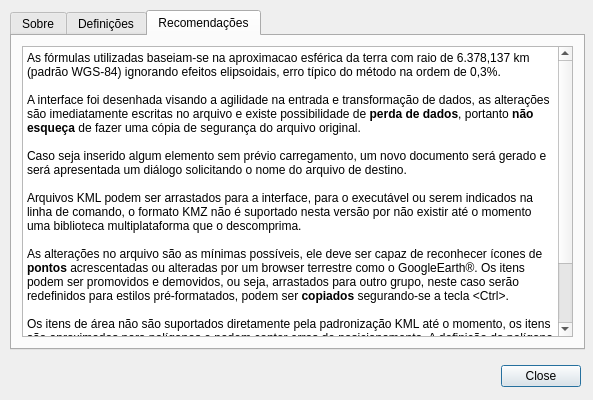
Qt form dialogs/aboutdialog.ui (cragapito/qtkamal) before a commit.
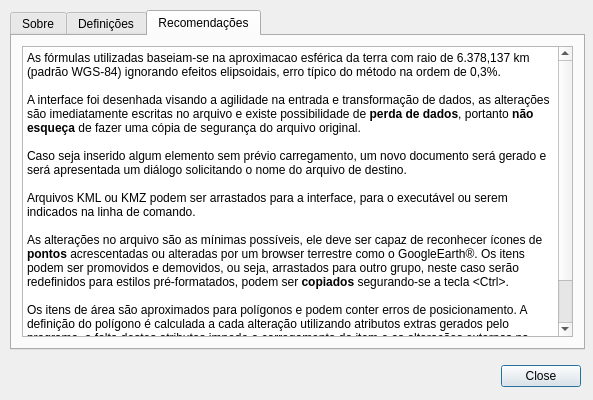
The same form after that commit. The open tabs and pages were chosen to show the change. Icons and pictures are not drawn.

```diff
--- a/dialogs/aboutdialog.ui
+++ b/dialogs/aboutdialog.ui
@@ -218,11 +218,11 @@
 &lt;p style=&quot;-qt-paragraph-type:empty; margin-top:0px; margin-bottom:0px; margin-left:0px; margin-right:0px; -qt-block-indent:0; text-indent:0px; font-family:'Sans Serif';&quot;&gt;&lt;br /&gt;&lt;/p&gt;
 &lt;p style=&quot; margin-top:0px; margin-bottom:0px; margin-left:0px; margin-right:0px; -qt-block-indent:0; text-indent:0px;&quot;&gt;&lt;span style=&quot; font-family:'Sans Serif';&quot;&gt;Caso seja inserido algum elemento sem prévio carregamento, um novo documento será gerado e será apresentada um diálogo solicitando o nome do arquivo de destino.&lt;/span&gt;&lt;/p&gt;
 &lt;p style=&quot;-qt-paragraph-type:empty; margin-top:0px; margin-bottom:0px; margin-left:0px; margin-right:0px; -qt-block-indent:0; text-indent:0px; font-family:'Sans Serif';&quot;&gt;&lt;br /&gt;&lt;/p&gt;
-&lt;p style=&quot; margin-top:0px; margin-bottom:0px; margin-left:0px; margin-right:0px; -qt-block-indent:0; text-indent:0px;&quot;&gt;&lt;span style=&quot; font-family:'Sans Serif';&quot;&gt;Arquivos KML podem ser arrastados para a interface, para o executável ou serem indicados na linha de comando, o formato KMZ não é suportado nesta versão por não existir até o momento uma biblioteca multiplataforma que o descomprima.&lt;/span&gt;&lt;/p&gt;
+&lt;p style=&quot; margin-top:0px; margin-bottom:0px; margin-left:0px; margin-right:0px; -qt-block-indent:0; text-indent:0px;&quot;&gt;&lt;span style=&quot; font-family:'Sans Serif';&quot;&gt;Arquivos KML ou KMZ podem ser arrastados para a interface, para o executável ou serem indicados na linha de comando.&lt;/span&gt;&lt;/p&gt;
 &lt;p style=&quot;-qt-paragraph-type:empty; margin-top:0px; margin-bottom:0px; margin-left:0px; margin-right:0px; -qt-block-indent:0; text-indent:0px; font-family:'Sans Serif';&quot;&gt;&lt;br /&gt;&lt;/p&gt;
 &lt;p style=&quot; margin-top:0px; margin-bottom:0px; margin-left:0px; margin-right:0px; -qt-block-indent:0; text-indent:0px;&quot;&gt;&lt;span style=&quot; font-family:'Sans Serif';&quot;&gt;As alterações no arquivo são as mínimas possíveis, ele deve ser capaz de reconhecer ícones de &lt;/span&gt;&lt;span style=&quot; font-family:'Sans Serif'; font-weight:600;&quot;&gt;pontos&lt;/span&gt;&lt;span style=&quot; font-family:'Sans Serif';&quot;&gt; acrescentadas ou alteradas por um browser terrestre como o GoogleEarth®. Os itens podem ser promovidos e demovidos, ou seja, arrastados para outro grupo, neste caso serão redefinidos para estilos pré-formatados, podem ser &lt;/span&gt;&lt;span style=&quot; font-family:'Sans Serif'; font-weight:600;&quot;&gt;copiados&lt;/span&gt;&lt;span style=&quot; font-family:'Sans Serif';&quot;&gt; segurando-se a tecla &amp;lt;Ctrl&amp;gt;.&lt;/span&gt;&lt;/p&gt;
 &lt;p style=&quot;-qt-paragraph-type:empty; margin-top:0px; margin-bottom:0px; margin-left:0px; margin-right:0px; -qt-block-indent:0; text-indent:0px; font-family:'Sans Serif';&quot;&gt;&lt;br /&gt;&lt;/p&gt;
-&lt;p style=&quot; margin-top:0px; margin-bottom:0px; margin-left:0px; margin-right:0px; -qt-block-indent:0; text-indent:0px;&quot;&gt;&lt;span style=&quot; font-family:'Sans Serif';&quot;&gt;Os itens de área não são suportados diretamente pela padronização KML até o momento, os itens são aproximados para polígonos e podem conter erros de posicionamento. A definição do polígono é calculada a cada alteração utilizando atributos extras gerados pelo programa, a falta destes atributos impede o carregamento do item e as alterações externas na definição do poligono serão sobreescritas a cada alteração.&lt;/span&gt;&lt;/p&gt;
+&lt;p style=&quot; margin-top:0px; margin-bottom:0px; margin-left:0px; margin-right:0px; -qt-block-indent:0; text-indent:0px;&quot;&gt;&lt;span style=&quot; font-family:'Sans Serif';&quot;&gt;Os itens de área são aproximados para polígonos e podem conter erros de posicionamento. A definição do polígono é calculada a cada alteração utilizando atributos extras gerados pelo programa, a falta destes atributos impede o carregamento do item e as alterações externas na definição do poligono serão sobreescritas a cada alteração.&lt;/span&gt;&lt;/p&gt;
 &lt;p style=&quot;-qt-paragraph-type:empty; margin-top:0px; margin-bottom:0px; margin-left:0px; margin-right:0px; -qt-block-indent:0; text-indent:0px; font-family:'Sans Serif';&quot;&gt;&lt;br /&gt;&lt;/p&gt;
 &lt;p style=&quot;-qt-paragraph-type:empty; margin-top:0px; margin-bottom:0px; margin-left:0px; margin-right:0px; -qt-block-indent:0; text-indent:0px; font-family:'Sans Serif';&quot;&gt;&lt;br /&gt;&lt;/p&gt;&lt;/body&gt;&lt;/html&gt;</string>
      </property>
```
Left out of the diff: 2 changed lines with no effect on the pictures.
